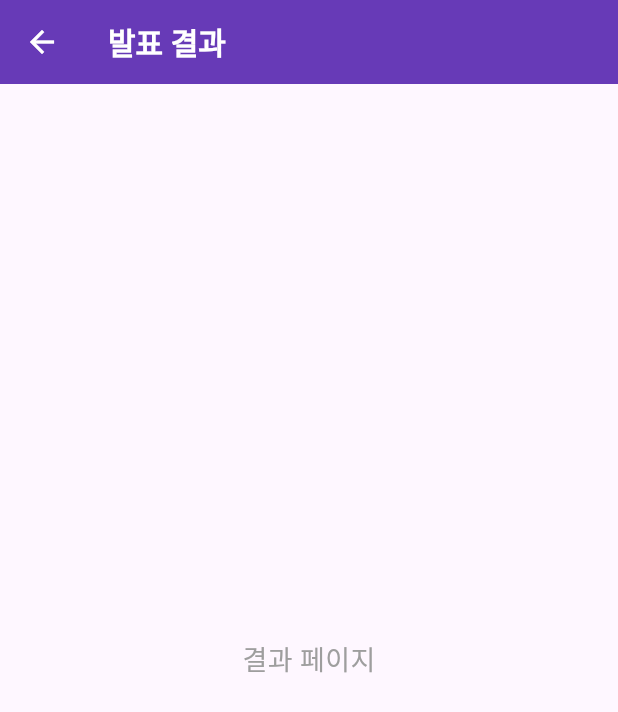
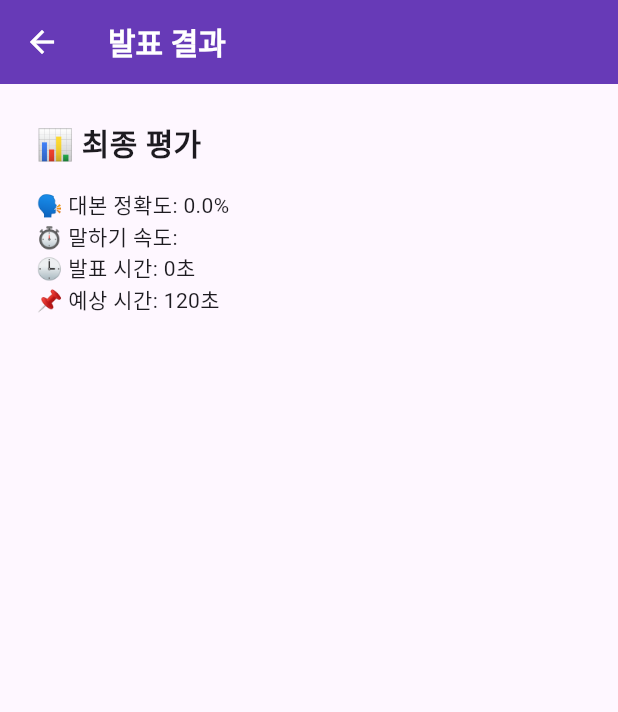
Before and after one commit to IngyoKim/TalkPilot, a Flutter app: the PresentationPracticePage screen opened directly with empty values, after a tap on "결과 보러 가기", on a phone screen of 412 x 824 dp. Shown: the top 712 px of the screen. Run offline on Flutter 3.47's test engine with Material 3 defaults, Android fonts, the phone set to English and light mode, and no system bars; our stand-ins replace file_picker, firebase_auth, firebase_core, firebase_database, flutter_dotenv, fluttertoast and 4 more; missing offline and left inert: kakao_flutter_sdk_common, kakao_flutter_sdk_user; accounts and stored records are empty; generated files the repository leaves out were written again; statements that could not run were skipped.

Commit message:
feat: 결과 페이지 구성 및 정확도 기능 추가
- 결과 페이지에 대본 정확도, 말하기 속도, 발표 시간, 예상 시간을 표시함

```diff
--- a/app/lib/src/pages/practice_page/presentation_practice_page.dart
+++ b/app/lib/src/pages/practice_page/presentation_practice_page.dart
@@ -1,6 +1,6 @@
 import 'package:flutter/material.dart';
+import 'package:talk_pilot/src/pages/practice_page/widgets/presentation_practice_controller.dart';
 import 'package:talk_pilot/src/pages/practice_page/presentation_result_page.dart';
-import 'package:talk_pilot/src/pages/practice_page/widgets/presentation_practice_controller.dart';
 import 'widgets/script_comparison_view.dart';
 
 class PresentationPracticePage extends StatefulWidget {
@@ -96,7 +96,14 @@ class _PresentationPracticePageState extends State<PresentationPracticePage> {
                 Navigator.push(
                   context,
                   MaterialPageRoute(
-                    builder: (_) => const PresentationResultPage(),
+                    builder:
+                        (_) => PresentationResultPage(
+                          scriptAccuracy:
+                              _controller.scriptAccuracy,
+                          cpmStatus: _controller.cpmStatus,
+                          actualDuration: _controller.presentationDuration,
+                          expectedDuration: _controller.expectedDuration,
+                        ),
                   ),
                 );
               },
--- a/app/lib/src/pages/practice_page/presentation_result_page.dart
+++ b/app/lib/src/pages/practice_page/presentation_result_page.dart
@@ -1,7 +1,18 @@
 import 'package:flutter/material.dart';
 
 class PresentationResultPage extends StatelessWidget {
-  const PresentationResultPage({super.key});
+  final double scriptAccuracy;
+  final String cpmStatus;
+  final Duration actualDuration;
+  final Duration expectedDuration;
+
+  const PresentationResultPage({
+    super.key,
+    required this.scriptAccuracy,
+    required this.cpmStatus,
+    required this.actualDuration,
+    required this.expectedDuration,
+  });
 
   @override
   Widget build(BuildContext context) {
@@ -16,10 +27,21 @@ class PresentationResultPage extends StatelessWidget {
           fontWeight: FontWeight.bold,
         ),
       ),
-      body: const Center(
-        child: Text(
-          '결과 페이지',
-          style: TextStyle(fontSize: 18, color: Colors.grey),
+      body: Padding(
+        padding: const EdgeInsets.all(24),
+        child: Column(
+          crossAxisAlignment: CrossAxisAlignment.stretch,
+          children: [
+            const Text(
+              '📊 최종 평가',
+              style: TextStyle(fontSize: 20, fontWeight: FontWeight.bold),
+            ),
+            const SizedBox(height: 16),
+            Text('🗣️ 대본 정확도: ${(scriptAccuracy * 100).toStringAsFixed(1)}%'),
+            Text('⏱️ 말하기 속도: $cpmStatus'),
+            Text('🕒 발표 시간: ${actualDuration.inSeconds}초'),
+            Text('📌 예상 시간: ${expectedDuration.inSeconds}초'),
+          ],
         ),
       ),
     );
--- a/app/lib/src/services/practice/script_progress_service.dart
+++ b/app/lib/src/services/practice/script_progress_service.dart
@@ -31,6 +31,20 @@ class ScriptProgressService {
     if (maxMatchedIndex == -1) return 0.0;
 
     return (maxMatchedIndex + 1) / _scriptChunks.length;
+  }
+
+  double calculateAccuracy(String recognizedText) {
+    final recognizedWords = _splitText(recognizedText);
+    if (recognizedWords.isEmpty) return 0.0;
+
+    int matched = 0;
+    for (final word in recognizedWords) {
+      if (_scriptChunks.any((chunk) => isSimilar(chunk, word))) {
+        matched++;
+      }
+    }
+
+    return matched / recognizedWords.length;
   }
 
   bool isSimilar(String a, String b) {
```
Also changed, not shown: app/lib/src/pages/practice_page/widgets/presentation_practice_controller.dart (+14 -0 lines), app/lib/src/services/practice/score_service.dart (added, +34 -0 lines).
